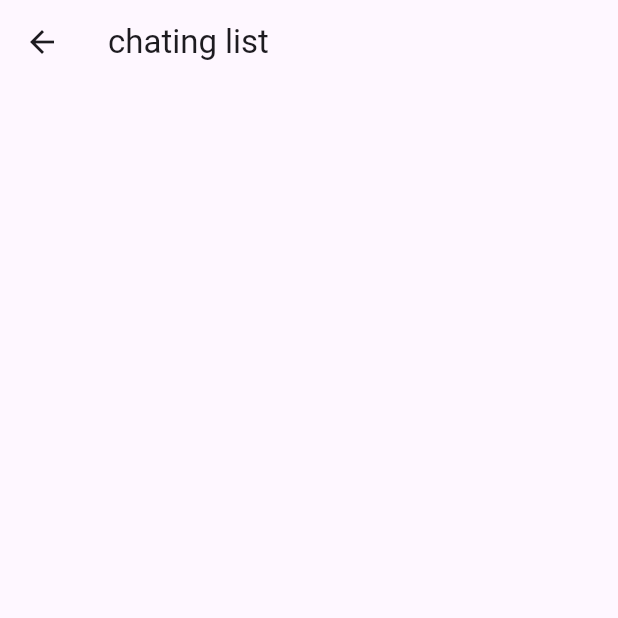
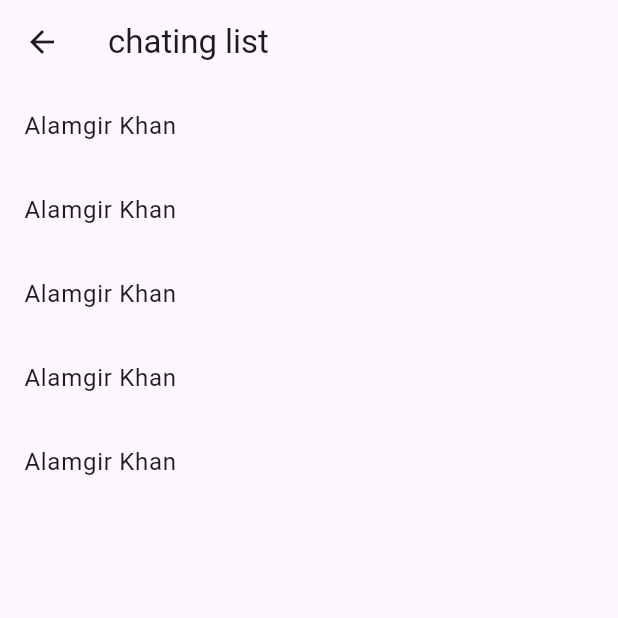
Before and after one commit to Alamgirkhan938/Whatsapp-Code, a Flutter app: the ChatingList screen opened directly, on a phone screen of 412 x 824 dp, the top half of it. Run offline on Flutter 3.47's test engine with Material 3 defaults, Android fonts, the phone set to English and light mode, and no system bars.

Commit message:
chating list done

```diff
--- a/lib/chat/chating_list.dart
+++ b/lib/chat/chating_list.dart
@@ -13,6 +13,10 @@ class _ChatingListState extends State<ChatingList> {
   Widget build(BuildContext context) {
     return Scaffold(
       appBar: AppBar(title: Text('chating list'),),
+      body: ListView.builder(itemCount: 5,
+          itemBuilder: (context,index){
+        return ListTile(title: Text('Alamgir Khan'),);
+      }),
     );
   }
 }
```
